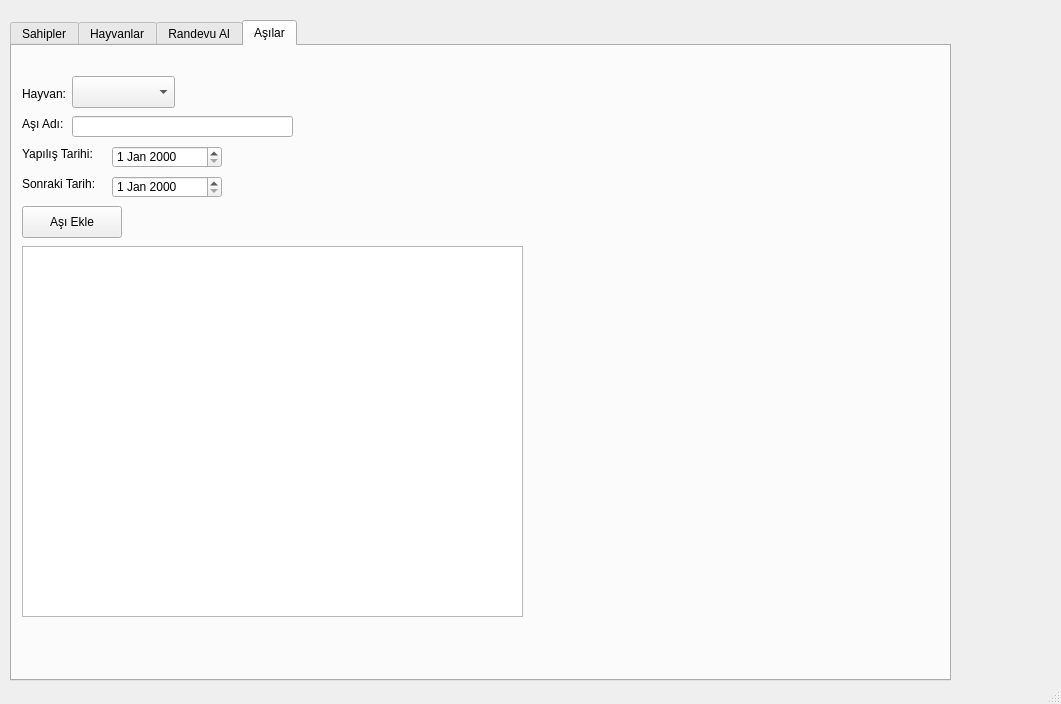
First picture: the form in DijitalVeterinerPlatformu/mainwindow.ui, repository mutluasli/dijital-veteriner-platformu, before the edit.
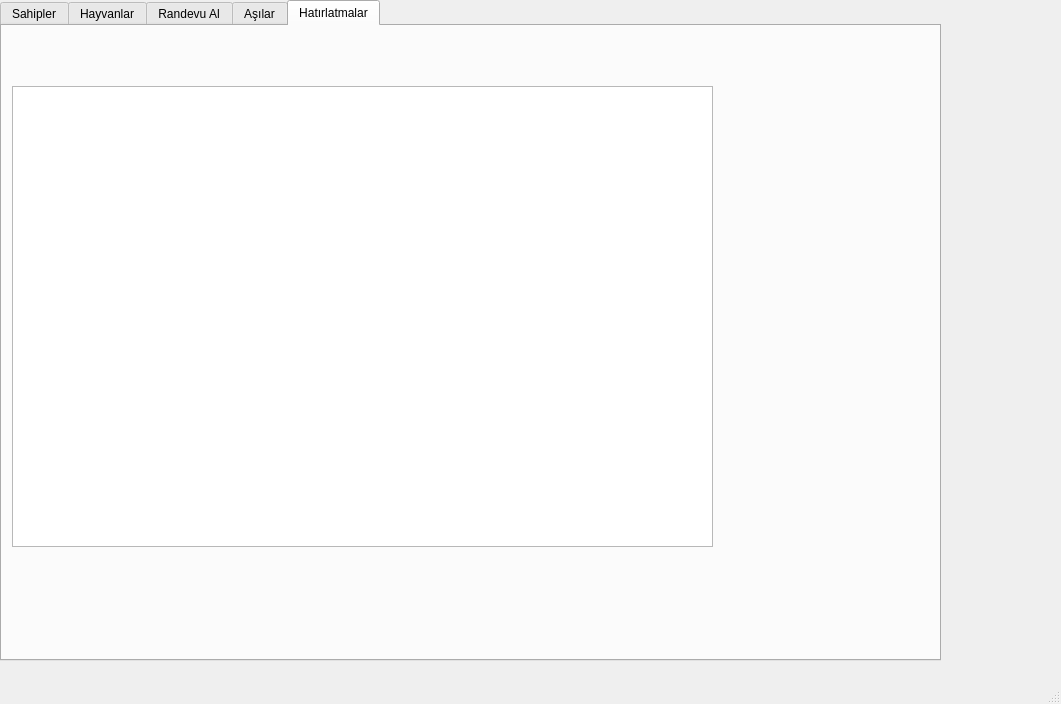
Second picture: the form after the edit.

Commit message: Asi programi otomasyonu ve hatirlatmalar ekrani eklendi

The edit to the form file:
```diff
--- a/DijitalVeterinerPlatformu/mainwindow.ui
+++ b/DijitalVeterinerPlatformu/mainwindow.ui
@@ -17,14 +17,14 @@
    <widget class="QTabWidget" name="tabWidget">
     <property name="geometry">
      <rect>
-      <x>10</x>
-      <y>20</y>
+      <x>0</x>
+      <y>0</y>
       <width>941</width>
       <height>661</height>
      </rect>
     </property>
     <property name="currentIndex">
-     <number>3</number>
+     <number>4</number>
     </property>
     <widget class="QWidget" name="tab">
      <attribute name="title">
@@ -460,6 +460,21 @@
       </property>
      </widget>
     </widget>
+    <widget class="QWidget" name="tab_4">
+     <attribute name="title">
+      <string>Hatırlatmalar</string>
+     </attribute>
+     <widget class="QListWidget" name="listWidgetHatirlatmalar">
+      <property name="geometry">
+       <rect>
+        <x>10</x>
+        <y>60</y>
+        <width>701</width>
+        <height>461</height>
+       </rect>
+      </property>
+     </widget>
+    </widget>
    </widget>
   </widget>
   <widget class="QMenuBar" name="menubar">
```
The commit also changes 4 other files.
